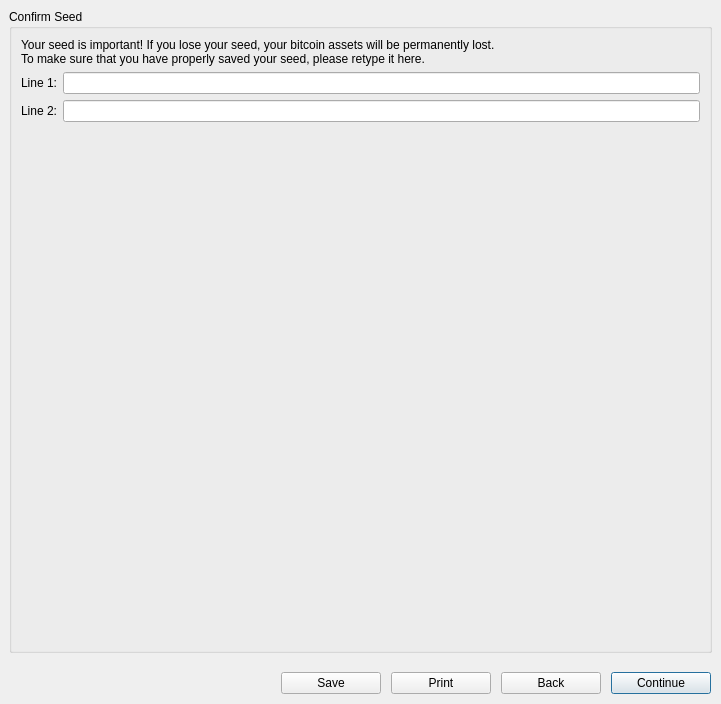
First picture: the form in BlockSettleUILib/NewWalletSeedDialog.ui, repository BlockSettle/terminal, before the edit.
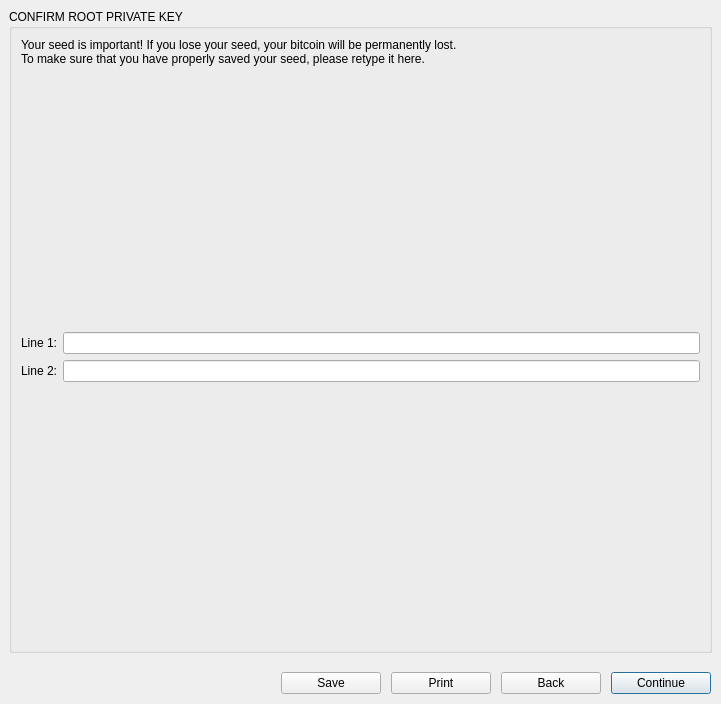
Second picture: the form after the edit. The open tabs and pages were chosen to show the change.

Commit message:
Rethinking on wallet creation process - root private key.
Task-number: BST-1361

What changed in the file:
```diff
--- a/BlockSettleUILib/NewWalletSeedDialog.ui
+++ b/BlockSettleUILib/NewWalletSeedDialog.ui
@@ -138,46 +138,63 @@
        <item>
         <widget class="QGroupBox" name="groupBox_2">
          <property name="title">
-          <string>Confirm Seed</string>
+          <string>CONFIRM ROOT PRIVATE KEY</string>
          </property>
+         <layout class="QVBoxLayout" name="verticalLayout_5">
+          <item>
+           <widget class="QLabel" name="label_2">
+            <property name="text">
+             <string>Your seed is important! If you lose your seed, your bitcoin will be permanently lost.
+To make sure that you have properly saved your seed, please retype it here.</string>
+            </property>
+           </widget>
+          </item>
+          <item>
+           <spacer name="verticalSpacer_2">
+            <property name="orientation">
+             <enum>Qt::Vertical</enum>
+            </property>
+            <property name="sizeHint" stdset="0">
+             <size>
+              <width>10</width>
+              <height>10</height>
+             </size>
+            </property>
+           </spacer>
+          </item>
+          <item>
          <layout class="QGridLayout" name="gridLayout">
-          <item row="1" column="0">
+            <item row="0" column="0">
            <widget class="QLabel" name="label_3">
             <property name="text">
              <string>Line 1:</string>
             </property>
            </widget>
           </item>
-          <item row="1" column="1">
+            <item row="0" column="1">
            <widget class="QLineEdit" name="lineEditLine1"/>
           </item>
-          <item row="2" column="1">
-           <widget class="QLineEdit" name="lineEditLine2"/>
-          </item>
-          <item row="2" column="0">
+            <item row="1" column="0">
            <widget class="QLabel" name="label_4">
             <property name="text">
              <string>Line 2:</string>
             </property>
            </widget>
           </item>
-          <item row="0" column="0" colspan="2">
-           <widget class="QLabel" name="label_2">
-            <property name="text">
-             <string>Your seed is important! If you lose your seed, your bitcoin assets will be permanently lost.
-To make sure that you have properly saved your seed, please retype it here.</string>
-            </property>
-           </widget>
-          </item>
-          <item row="3" column="1">
+            <item row="1" column="1">
+             <widget class="QLineEdit" name="lineEditLine2"/>
+            </item>
+           </layout>
+          </item>
+          <item>
            <spacer name="verticalSpacer">
             <property name="orientation">
              <enum>Qt::Vertical</enum>
             </property>
             <property name="sizeHint" stdset="0">
              <size>
-              <width>20</width>
-              <height>40</height>
+              <width>10</width>
+              <height>10</height>
              </size>
             </property>
            </spacer>
```
Left out of the diff: 8 changed lines with no effect on the pictures. Lines whose indentation alone changed are shown as unchanged. The commit also changes 2 other files.
